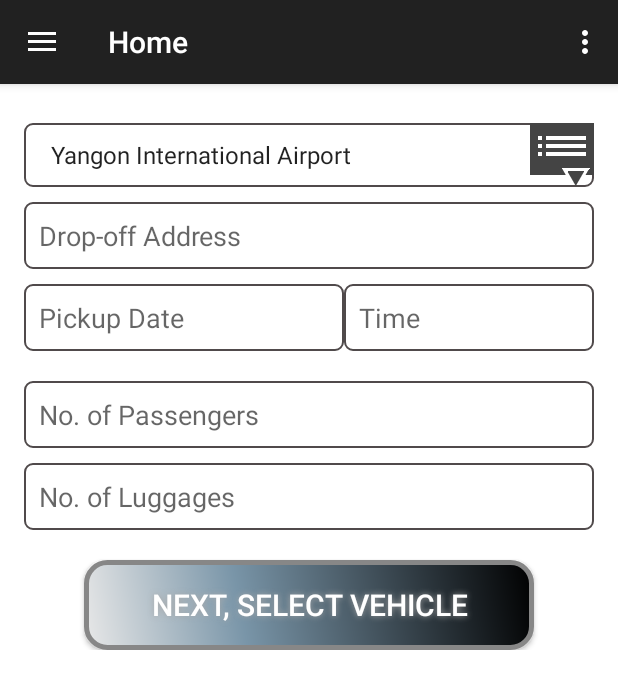
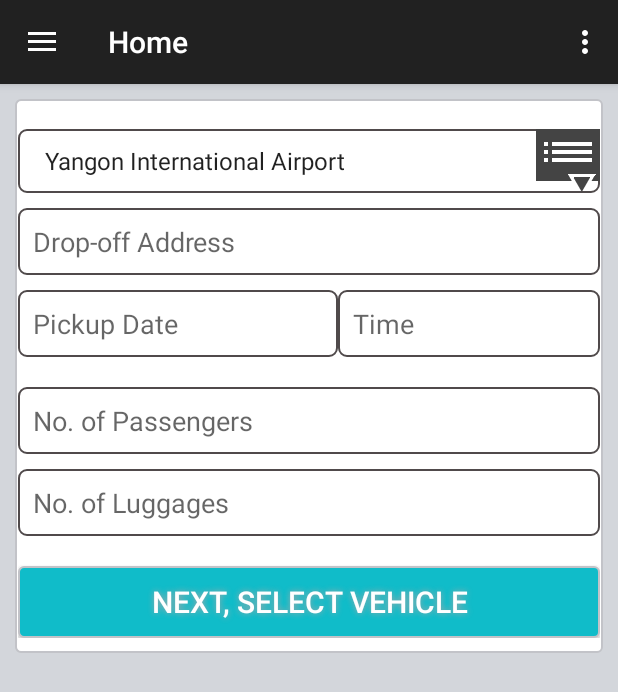
Before and after one commit to alexaung/MyanmarTicket.Android, an Android app: the fragment AirportFragment placed in its activity, on a phone screen of 412 x 824 dp. Shown: the top 692 px of the screen. Run offline under Robolectric (Android 15) with nearby library versions, the phone set to English and light mode, and no system bars; 1 statement that could not run was skipped.

```diff
--- a/app/src/main/res/drawable/button_bg.xml
+++ b/app/src/main/res/drawable/button_bg.xml
@@ -1,28 +1,19 @@
 <?xml version="1.0" encoding="utf-8"?>
-<shape xmlns:android="http://schemas.android.com/apk/res/android" android:shape="rectangle" >
-    <corners
-        android:radius="14dp"
-        />
-    <gradient
-        android:angle="45"
-        android:centerX="35%"
-        android:centerColor="#7995A8"
-        android:startColor="#E8E8E8"
-        android:endColor="#000000"
-        android:type="linear"
-        />
-    <padding
-        android:left="0dp"
-        android:top="0dp"
-        android:right="0dp"
-        android:bottom="0dp"
-        />
-    <size
-        android:width="300dp"
-        android:height="60dp"
-        />
+<shape xmlns:android="http://schemas.android.com/apk/res/android"
+    android:shape="rectangle" >
+
+    <!-- view background color -->
+    <solid android:color="@color/vehicle_button_bg" >
+    </solid>
+
+    <!-- view border color and width -->
     <stroke
-        android:width="3dp"
-        android:color="#878787"
-        />
+        android:width="@dimen/vehicle_item_border_width"
+        android:color="@color/vehicle_item_border" >
+    </stroke>
+
+    <!-- Here is the corner radius -->
+    <corners android:radius="@dimen/vehicle_item_corner_radius" >
+    </corners>
+
 </shape>
--- a/app/src/main/res/layout/fragment_airport.xml
+++ b/app/src/main/res/layout/fragment_airport.xml
@@ -2,19 +2,27 @@
 <ScrollView xmlns:android="http://schemas.android.com/apk/res/android"
     android:layout_width="fill_parent"
     android:layout_height="fill_parent"
-    android:background="@drawable/background">
+    android:background="@color/vehicle_bg">
     <!-- everything you already have -->
 
     <LinearLayout xmlns:android="http://schemas.android.com/apk/res/android"
-    xmlns:tools="http://schemas.android.com/tools" android:layout_width="match_parent"
-    android:id="@+id/fragment_airport"
-    android:layout_height="match_parent" android:paddingLeft="@dimen/activity_horizontal_margin"
-    android:paddingRight="@dimen/activity_horizontal_margin"
-    android:paddingTop="@dimen/activity_vertical_margin"
-    android:paddingBottom="@dimen/activity_vertical_margin"
-    android:background="@drawable/background"
+        android:layout_width="fill_parent"
+        android:layout_height="fill_parent"
+        android:background="@color/vehicle_bg"
+        android:orientation="vertical" >
+
+        <LinearLayout
+            android:layout_width="fill_parent"
+            android:layout_height="fill_parent"
+            android:layout_marginLeft="@dimen/vehicle_item_margin"
+            android:layout_marginRight="@dimen/vehicle_item_margin"
+            android:layout_marginTop="@dimen/vehicle_item_margin"
+            android:background="@drawable/bg_parent_rounded_corner"
             android:orientation="vertical"
-    tools:context=".AirportFragment">
+            android:paddingBottom="@dimen/vehicle_item_padding_top_bottom"
+            android:paddingTop="@dimen/vehicle_item_padding_top_bottom"
+            android:paddingLeft="2dp"
+            android:paddingRight="2dp">
 
                 <Spinner
                     android:layout_width="match_parent"
@@ -83,11 +91,14 @@
                 <Button
                     android:id="@+id/btnNext"
                     android:text="Next, Select Vehicle"
-        android:layout_width="wrap_content"
+                    android:layout_width="match_parent"
                     android:layout_height="wrap_content"
                     style="@style/button_style"
 
                     />
 
         </LinearLayout>
+
+    </LinearLayout>
+
 </ScrollView>
```
Also changed, not shown: app/src/main/java/com/takemetomyanmar/myanmarticket/AirportPersonalFragment.java (added, +87 -0 lines), app/src/main/java/com/takemetomyanmar/myanmarticket/AirportVehicleFragment.java (+10 -1 lines), app/src/main/res/layout/fragment_airportpersonal.xml (added, +92 -0 lines), app/src/main/res/values/strings.xml (+13 -0 lines), 4 other files. Lines whose indentation alone changed are shown as unchanged.
